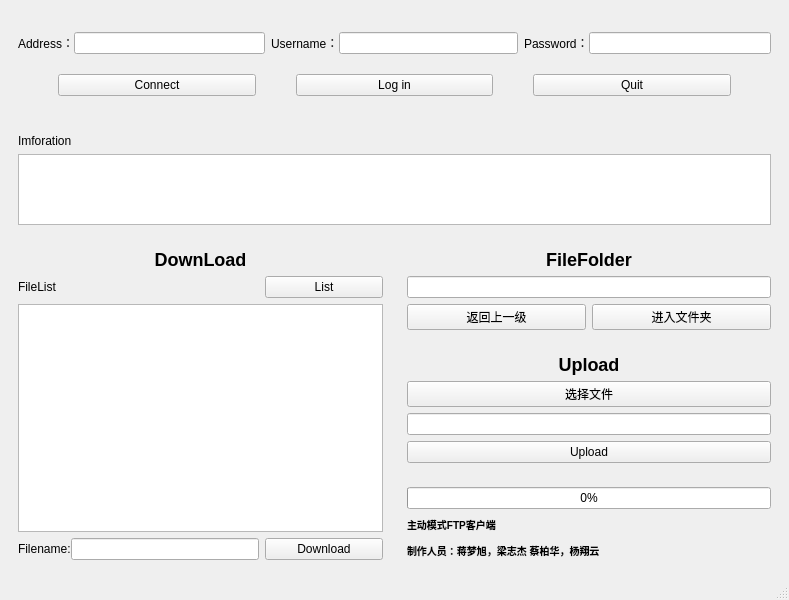
Before: the Qt Designer form mainwindow.ui in oldjang/FTPClient, drawn with Qt 5.
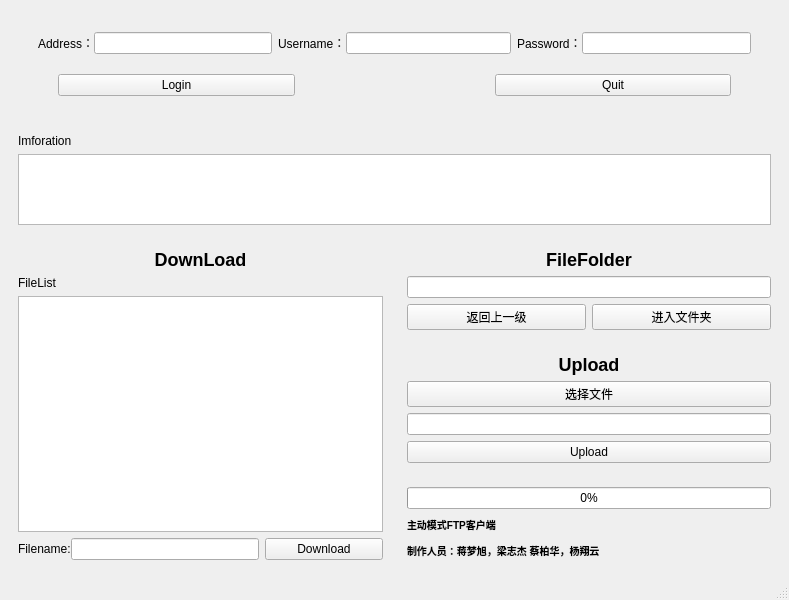
After: the same form once the commit is applied.

Patch:
```diff
--- a/mainwindow.ui
+++ b/mainwindow.ui
@@ -21,7 +21,13 @@
        <item>
         <layout class="QVBoxLayout" name="verticalLayout">
          <item>
-          <layout class="QHBoxLayout" name="horizontalLayout_5">
+          <layout class="QHBoxLayout" name="horizontalLayout_5" stretch="1,1,1">
+           <property name="leftMargin">
+            <number>20</number>
+           </property>
+           <property name="rightMargin">
+            <number>20</number>
+           </property>
            <item>
             <layout class="QHBoxLayout" name="horizontalLayout">
              <property name="spacing">
@@ -80,9 +86,9 @@
           </layout>
          </item>
          <item>
-          <layout class="QHBoxLayout" name="horizontalLayout_2">
+          <layout class="QHBoxLayout" name="horizontalLayout_2" stretch="1,1">
            <property name="spacing">
-            <number>40</number>
+            <number>200</number>
            </property>
            <property name="leftMargin">
             <number>40</number>
@@ -93,14 +99,7 @@
            <item>
             <widget class="QPushButton" name="connectButton">
              <property name="text">
-              <string>Connect</string>
-             </property>
-            </widget>
-           </item>
-           <item>
-            <widget class="QPushButton" name="loginButton">
-             <property name="text">
-              <string>Log in</string>
+              <string>Login</string>
              </property>
             </widget>
            </item>
@@ -176,13 +175,6 @@
            </property>
           </widget>
          </item>
-         <item row="1" column="2">
-          <widget class="QPushButton" name="listButton">
-           <property name="text">
-            <string>List</string>
-           </property>
-          </widget>
-         </item>
          <item row="1" column="0">
           <widget class="QLabel" name="listLabel">
            <property name="text">
```
Left out of the diff: 2 changed lines with no effect on the pictures.
